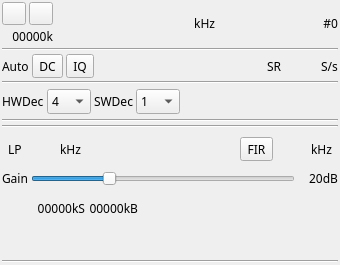
Qt form plugins/samplesource/limesdrinput/limesdrinputgui.ui (f4exb/sdrangel) before a commit.
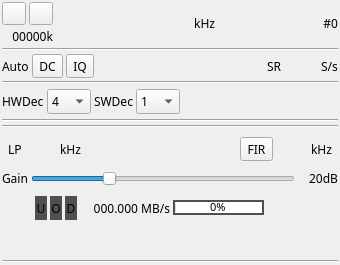
The same form after that commit. Icons and pictures are not drawn. Custom widgets are drawn as their Qt base class.

```diff
--- a/plugins/samplesource/limesdrinput/limesdrinputgui.ui
+++ b/plugins/samplesource/limesdrinput/limesdrinputgui.ui
@@ -631,15 +631,65 @@
       <widget class="QLabel" name="streamSampleRateText">
        <property name="minimumSize">
         <size>
-         <width>50</width>
+         <width>12</width>
          <height>0</height>
         </size>
        </property>
+       <property name="toolTip">
+        <string>Red if underruns</string>
+       </property>
+       <property name="styleSheet">
+        <string notr="true">background:rgb(79,79,79);</string>
+       </property>
        <property name="text">
-        <string>00000kS</string>
+        <string>U</string>
        </property>
        <property name="alignment">
-        <set>Qt::AlignRight|Qt::AlignTrailing|Qt::AlignVCenter</set>
+        <set>Qt::AlignCenter</set>
+       </property>
+      </widget>
+     </item>
+     <item>
+      <widget class="QLabel" name="overrunLabel">
+       <property name="minimumSize">
+        <size>
+         <width>12</width>
+         <height>0</height>
+        </size>
+       </property>
+       <property name="toolTip">
+        <string>Red if overruns</string>
+       </property>
+       <property name="styleSheet">
+        <string notr="true">background:rgb(79,79,79);</string>
+       </property>
+       <property name="text">
+        <string>O</string>
+       </property>
+       <property name="alignment">
+        <set>Qt::AlignCenter</set>
+       </property>
+      </widget>
+     </item>
+     <item>
+      <widget class="QLabel" name="droppedLabel">
+       <property name="minimumSize">
+        <size>
+         <width>12</width>
+         <height>0</height>
+        </size>
+       </property>
+       <property name="toolTip">
+        <string>Red if dropped packets</string>
+       </property>
+       <property name="styleSheet">
+        <string notr="true">background:rgb(79,79,79);</string>
+       </property>
+       <property name="text">
+        <string>D</string>
+       </property>
+       <property name="alignment">
+        <set>Qt::AlignCenter</set>
        </property>
       </widget>
      </item>
@@ -647,18 +697,40 @@
       <widget class="QLabel" name="streamLinkRateText">
        <property name="minimumSize">
         <size>
-         <width>50</width>
+         <width>90</width>
          <height>0</height>
         </size>
        </property>
        <property name="text">
-        <string>00000kB</string>
+        <string>000.000 MB/s</string>
        </property>
        <property name="alignment">
         <set>Qt::AlignRight|Qt::AlignTrailing|Qt::AlignVCenter</set>
        </property>
       </widget>
      </item>
+     <item>
+      <widget class="QProgressBar" name="fifoBar">
+       <property name="maximumSize">
+        <size>
+         <width>16777215</width>
+         <height>15</height>
+        </size>
+       </property>
+       <property name="font">
+        <font>
+         <pointsize>8</pointsize>
+        </font>
+       </property>
+       <property name="styleSheet">
+        <string notr="true">border: 2px solid rgb(79, 79, 79);
+text-align: center;</string>
+       </property>
+       <property name="value">
+        <number>0</number>
+       </property>
+      </widget>
+     </item>
      <item>
       <spacer name="horizontalSpacer_3">
        <property name="orientation">
```
Left out of the diff: 5 changed lines with no effect on the pictures.
